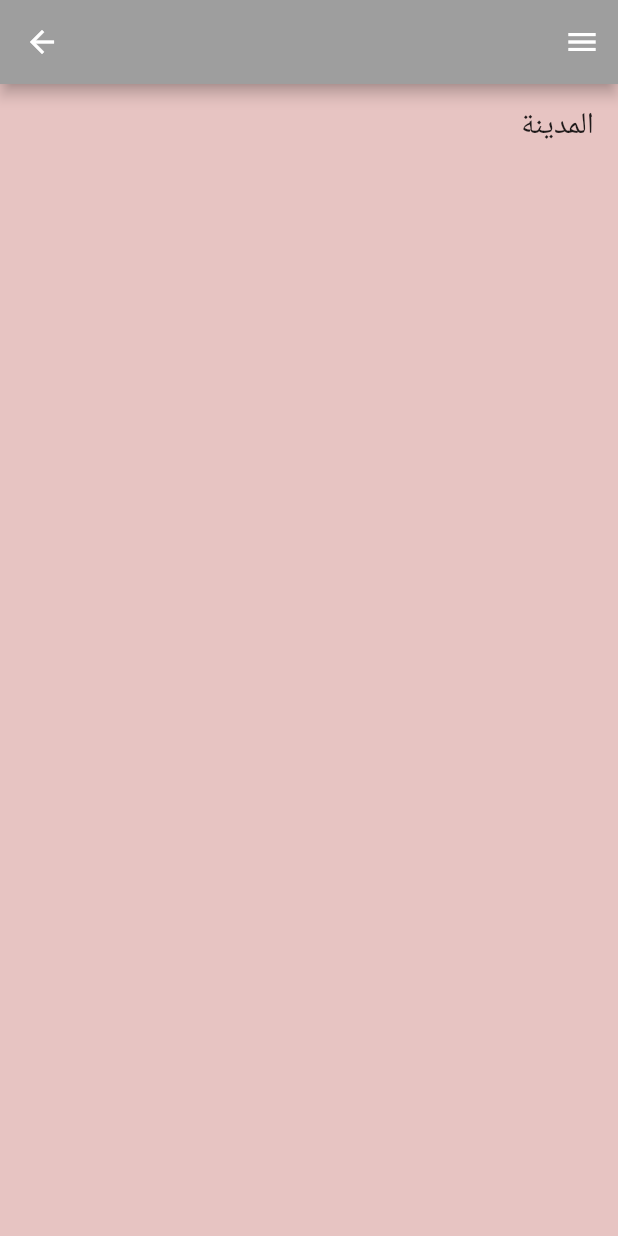
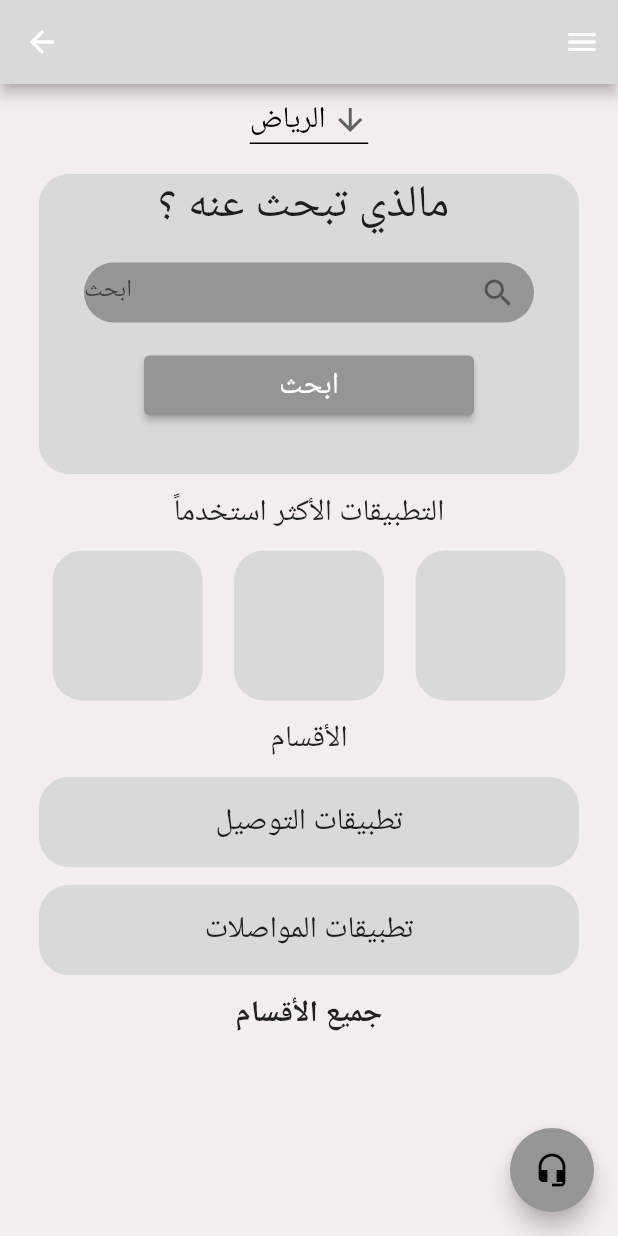
Before and after one commit to mayaalqurshi/dar-app, a Flutter app: the screen it shows after launch, after a tap on "SKIP", on a phone screen of 412 x 824 dp. Run offline on Flutter 3.47's test engine with Material 2 defaults, Android fonts, the phone set to English and light mode, and no system bars; network calls fail.

Commit message:
home_page changed

```diff
--- a/lib/components/dar_drawer.dart
+++ b/lib/components/dar_drawer.dart
@@ -1,6 +1,7 @@
-import 'package:dar/pages/home_page.dart';
-import 'package:dar/pages/other_services_page.dart';
 import 'package:flutter/material.dart';
+
+import '../pages/home_page.dart';
+import '../pages/other_services_page.dart';
 
 class DarDrawer extends StatelessWidget {
   const DarDrawer({
@@ -15,7 +16,7 @@ class DarDrawer extends StatelessWidget {
         children: [
           const DrawerHeader(
             decoration: BoxDecoration(
-              color: Colors.grey,
+              color: Color(0xFFD9D9D9),
             ),
             child: Text('لوقو'),
           ),
--- /dev/null
+++ b/lib/components/dar_drop_button.dart
@@ -0,0 +1,40 @@
+import 'package:flutter/material.dart';
+
+import '../pages/home_page.dart';
+
+class DarDropdownButton extends StatefulWidget {
+  const DarDropdownButton({super.key});
+
+  @override
+  State<DarDropdownButton> createState() => _DarDropdownButtonState();
+}
+
+class _DarDropdownButtonState extends State<DarDropdownButton> {
+  String dropdownValue = list.first;
+
+  @override
+  Widget build(BuildContext context) {
+    return DropdownButton<String>(
+      value: dropdownValue,
+      icon: const Icon(Icons.arrow_downward),
+      elevation: 16,
+      style: const TextStyle(color: Colors.black, fontSize: 20),
+      underline: Container(
+        height: 1,
+        color: Colors.black,
+      ),
+      onChanged: (String? value) {
+        // This is called when the user selects an item.
+        setState(() {
+          dropdownValue = value!;
+        });
+      },
+      items: list.map<DropdownMenuItem<String>>((String value) {
+        return DropdownMenuItem<String>(
+          value: value,
+          child: Text(value),
+        );
+      }).toList(),
+    );
+  }
+}
--- /dev/null
+++ b/lib/components/dar_most_used_apps.dart
@@ -0,0 +1,43 @@
+import 'package:flutter/material.dart';
+
+class MostUsedApps extends StatelessWidget {
+  const MostUsedApps({
+    Key? key,
+  }) : super(key: key);
+
+  @override
+  Widget build(BuildContext context) {
+    return Padding(
+      padding: const EdgeInsets.only(left: 35, right: 35),
+      child: Row(
+        mainAxisAlignment: MainAxisAlignment.spaceBetween,
+        children: [
+          Container(
+            height: 100,
+            width: 100,
+            decoration: BoxDecoration(
+              color: const Color(0xFFD9D9D9),
+              borderRadius: BorderRadius.circular(20),
+            ),
+          ),
+          Container(
+            height: 100,
+            width: 100,
+            decoration: BoxDecoration(
+              color: const Color(0xFFD9D9D9),
+              borderRadius: BorderRadius.circular(20),
+            ),
+          ),
+          Container(
+            height: 100,
+            width: 100,
+            decoration: BoxDecoration(
+              color: const Color(0xFFD9D9D9),
+              borderRadius: BorderRadius.circular(20),
+            ),
+          )
+        ],
+      ),
+    );
+  }
+}
--- /dev/null
+++ b/lib/components/dar_search_card.dart
@@ -0,0 +1,58 @@
+import 'package:flutter/material.dart';
+
+class DarSearchCard extends StatelessWidget {
+  const DarSearchCard({super.key});
+
+  @override
+  Widget build(BuildContext context) {
+    return Container(
+      height: 200,
+      width: 360,
+      decoration: BoxDecoration(
+        color: const Color(0xFFD9D9D9),
+        borderRadius: BorderRadius.circular(20),
+      ),
+      child: Column(
+        children: [
+          const Text(
+            'مالذي تبحث عنه ؟ ',
+            style: TextStyle(fontSize: 30),
+          ),
+          const SizedBox(
+            height: 18,
+          ),
+          Container(
+            decoration:
+                BoxDecoration(color: const Color(0xFF959595), borderRadius: BorderRadiusDirectional.circular(20)),
+            width: 300,
+            height: 40,
+            child: const Center(
+              child: TextField(
+                decoration: InputDecoration(
+                  hintText: 'ابحث',
+                  suffixIcon: Icon(Icons.search),
+                  border: InputBorder.none,
+                ),
+              ),
+            ),
+          ),
+          const SizedBox(
+            height: 18,
+          ),
+          ElevatedButton(
+            onPressed: () {},
+            style: ElevatedButton.styleFrom(
+              foregroundColor: const Color(0xFFFFFFFF),
+              minimumSize: const Size(220, 40),
+              backgroundColor: const Color(0xFF959595),
+              textStyle: const TextStyle(fontSize: 20),
+            ),
+            child: const Text(
+              'ابحث',
+            ),
+          ),
+        ],
+      ),
+    );
+  }
+}
--- a/lib/dar_app.dart
+++ b/lib/dar_app.dart
@@ -1,5 +1,6 @@
-import 'package:dar/pages/onboarding_screen.dart';
 import 'package:flutter/material.dart';
+
+import 'pages/onboarding_screen.dart';
 
 class DarApp extends StatelessWidget {
   const DarApp({super.key});
@@ -9,10 +10,11 @@ class DarApp extends StatelessWidget {
     return MaterialApp(
       theme: ThemeData(
         appBarTheme: const AppBarTheme(
-          backgroundColor: Colors.grey,
+          backgroundColor: Color(0xFFD9D9D9),
         ),
       ),
       home: const OnboardingScreen(),
+      debugShowCheckedModeBanner: false,
     );
   }
 }
--- a/lib/pages/home_page.dart
+++ b/lib/pages/home_page.dart
@@ -1,6 +1,11 @@
 import 'package:flutter/material.dart';
 
 import '../components/dar_drawer.dart';
+import '../components/dar_drop_button.dart';
+import '../components/dar_most_used_apps.dart';
+import '../components/dar_search_card.dart';
+
+const List<String> list = <String>['الرياض', 'مكة', 'المدينة', 'جدة', 'الشرقية', 'ابها'];
 
 class HomePage extends StatelessWidget {
   const HomePage({
@@ -12,16 +17,85 @@ class HomePage extends StatelessWidget {
       appBar: AppBar(),
       body: Center(
         child: Column(
-          children: const [
-            ListTile(
-              trailing: Text('المدينة', style: TextStyle(fontSize: 20)),
+          children: [
+            const DarDropdownButton(),
+            const SizedBox(
+              height: 12,
+            ),
+            const DarSearchCard(),
+            const SizedBox(
+              height: 12,
+            ),
+            const Text(
+              'التطبيقات الأكثر استخدماً',
+              style: TextStyle(fontSize: 20),
+            ),
+            const SizedBox(
+              height: 12,
+            ),
+            const MostUsedApps(),
+            const SizedBox(
+              height: 12,
+            ),
+            const Text(
+              'الأقسام',
+              style: TextStyle(fontSize: 20),
+            ),
+            const SizedBox(
+              height: 12,
+            ),
+            Container(
+              height: 60,
+              width: 360,
+              decoration: BoxDecoration(
+                color: const Color(0xFFD9D9D9),
+                borderRadius: BorderRadius.circular(20),
+              ),
+              child: const Center(
+                child: Text(
+                  'تطبيقات التوصيل',
+                  style: TextStyle(fontSize: 20),
+                ),
+              ),
+            ),
+            const SizedBox(
+              height: 12,
+            ),
+            Container(
+              height: 60,
+              width: 360,
+              decoration: BoxDecoration(
+                color: const Color(0xFFD9D9D9),
+                borderRadius: BorderRadius.circular(20),
+              ),
+              child: const Center(
+                child: Text(
+                  'تطبيقات المواصلات',
+                  style: TextStyle(fontSize: 20),
+                ),
+              ),
+            ),
+            const SizedBox(
+              height: 12,
+            ),
+            const Text(
+              'جميع الأقسام',
+              style: TextStyle(fontSize: 20, fontWeight: FontWeight.bold),
             ),
           ],
         ),
       ),
+      floatingActionButton: FloatingActionButton(
+        onPressed: () {},
+        backgroundColor: const Color(0xFF959595),
+        child: const Icon(
+          Icons.headset_mic,
+          color: Colors.black,
+        ),
+      ),
       // Drawer
       endDrawer: const DarDrawer(),
-      backgroundColor: const Color.fromARGB(255, 231, 196, 194),
+      backgroundColor: const Color(0xFFF4EDED),
     );
   }
 }
```
